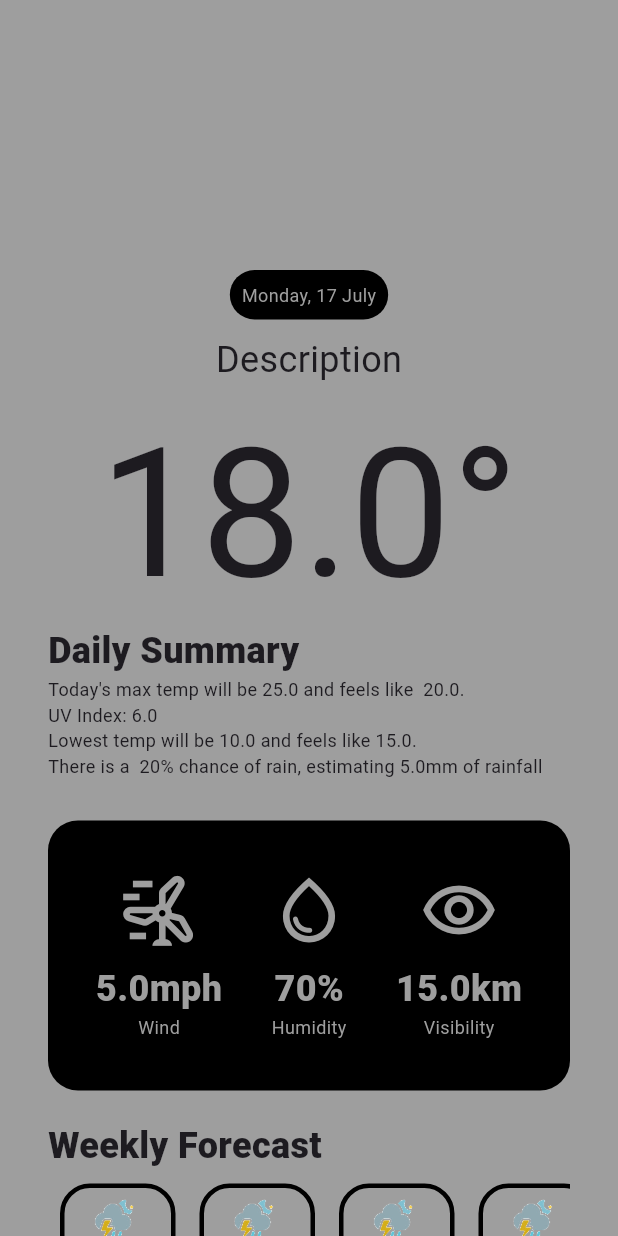
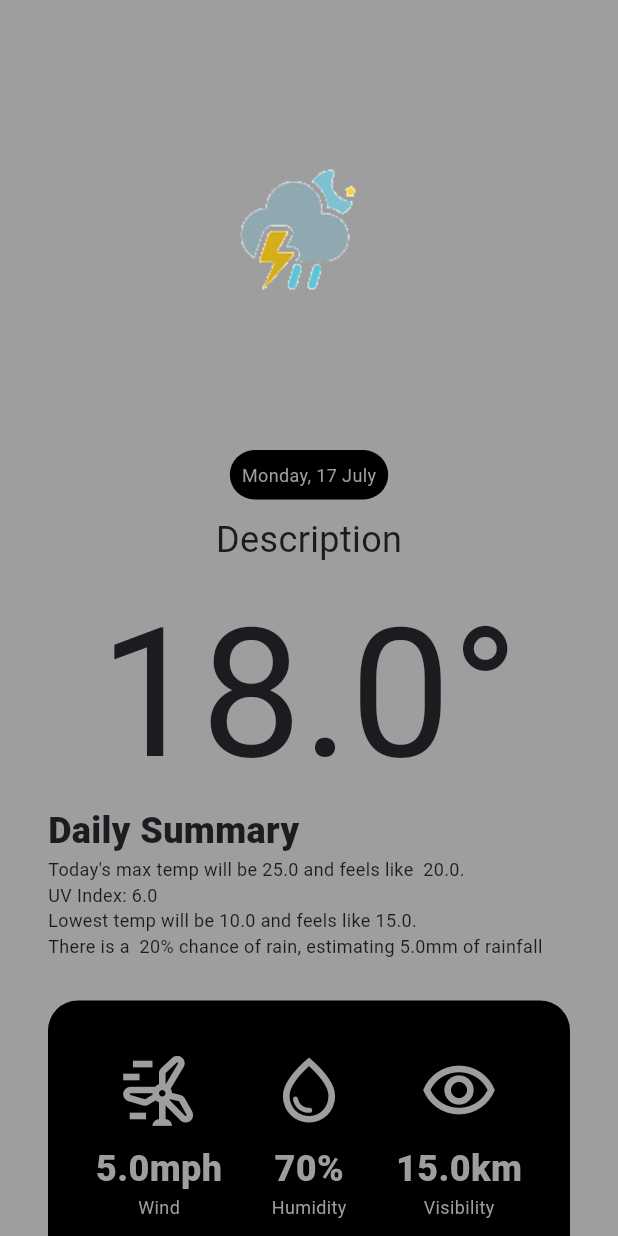
Before and after one commit to jamesrhyspotter/weather_app, a Flutter app: the WeatherView screen opened directly with empty values, on a phone screen of 412 x 824 dp. Run offline on Flutter 3.47's test engine with Material 2 defaults, Android fonts, the phone set to English and light mode, and no system bars; drawn by our look-alikes of delayed_display; our stand-ins replace carousel_slider, csv, geocoding, get, hive_flutter, location; accounts and stored records are empty; network calls fail; statements that could not run were skipped.

Commit message:
updated UI to include weather icon V2

```diff
--- a/lib/main.dart
+++ b/lib/main.dart
@@ -16,8 +16,6 @@ void main() async {
   locationBox = await Hive.openBox('locationBox');
   latLongBox = await Hive.openBox('latLonBox');
 
-  locationBox.clear();
-  latLongBox.clear();
   runApp(const MyApp());
 }
 
--- a/lib/views/weather_view/weather_view.dart
+++ b/lib/views/weather_view/weather_view.dart
@@ -49,7 +49,15 @@ class WeatherView extends StatelessWidget {
                     ),
                   ),
                   SliverToBoxAdapter(
-                    child: LocationWidget(location: location),
+                    child: Column(
+                      children: [
+                        Image(
+                          image: AssetImage(
+                              'assets/icons/${weatherData![0].icon}.png'),
+                        ),
+                        LocationWidget(location: location),
+                      ],
+                    ),
                   ),
                   const SliverToBoxAdapter(
                     child: SizedBox(
```
